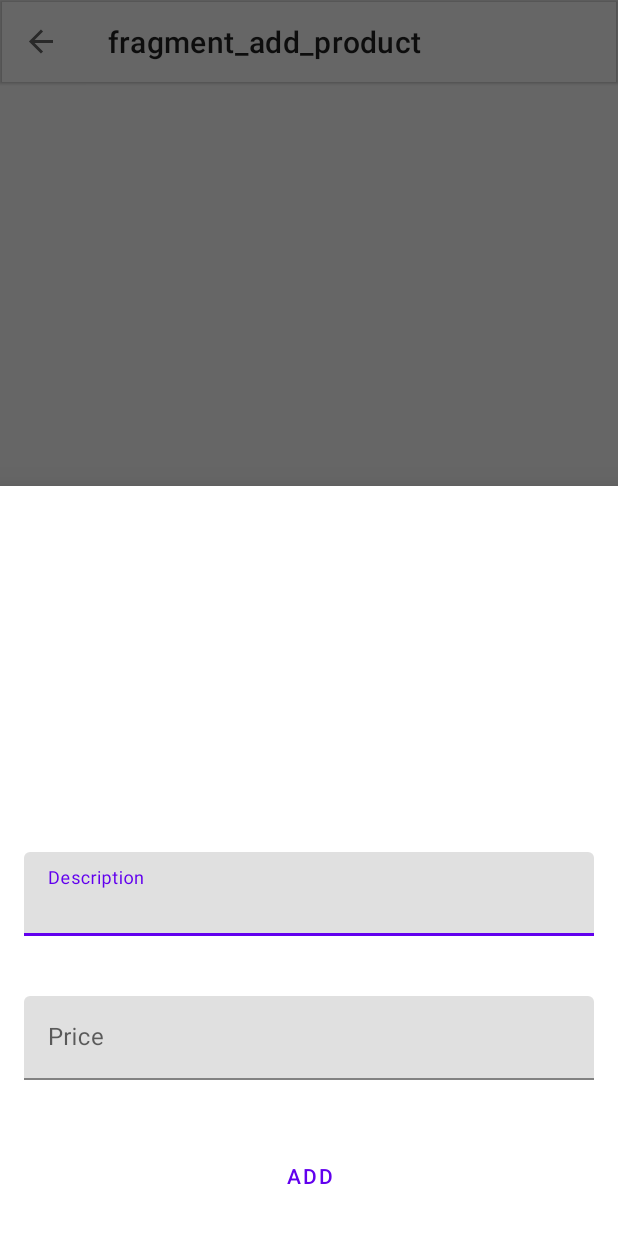
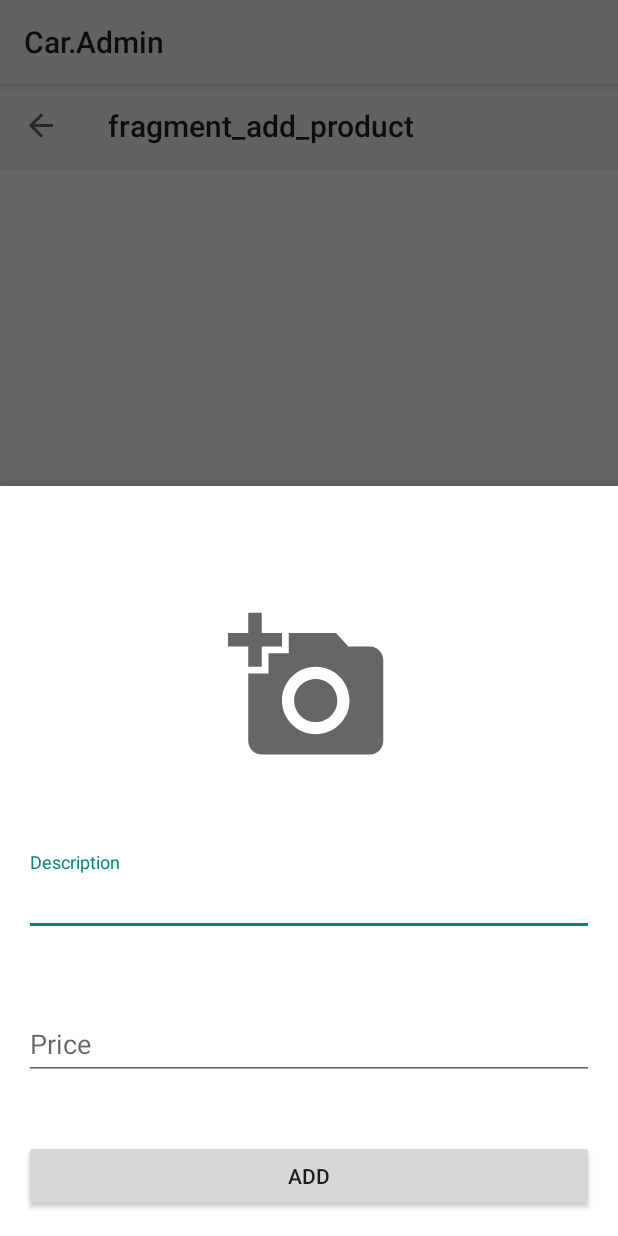
Before and after one commit to lucas-samuel01/whiteLabelApp, an Android app: the AddProductFragment screen opened through its navigation route, on a phone screen of 412 x 824 dp. Run offline under Robolectric (Android 15) with nearby library versions, the phone set to English and light mode, and no system bars; our stand-ins replace Dagger/Hilt's generated code, Firebase (no records; nobody signed in at launch, a user with empty details on screens opened directly), navigation-ui; 2 statements that could not run were skipped.

Commit message:
feat: finish project

```diff
--- a/app/src/main/AndroidManifest.xml
+++ b/app/src/main/AndroidManifest.xml
@@ -11,6 +11,7 @@
         android:roundIcon="@mipmap/ic_launcher_round"
         android:supportsRtl="true"
         android:theme="@style/Theme.WhiteLabelApp"
+        android:enableOnBackInvokedCallback="true"
         tools:targetApi="31"
         android:name=".MyApplication"
         >
--- a/app/src/main/java/com/lucas/whitelabelapp/ui/addProduct/AddProductViewModel.kt
+++ b/app/src/main/java/com/lucas/whitelabelapp/ui/addProduct/AddProductViewModel.kt
@@ -7,6 +7,7 @@
 import androidx.lifecycle.ViewModel
 import androidx.lifecycle.viewModelScope
 import com.lucas.whitelabelapp.R
+import com.lucas.whitelabelapp.domain.model.Product
 import com.lucas.whitelabelapp.domain.useCase.CreateProductUseCase
 import com.lucas.whitelabelapp.util.fromCurrency
 import dagger.hilt.android.lifecycle.HiltViewModel
@@ -26,7 +27,8 @@
     private val _priceFieldErrorResId = MutableLiveData<Int?>()
     val priceFieldErrorResId:LiveData<Int?> = _priceFieldErrorResId
 
-
+    private val _productCreated= MutableLiveData<Product>()
+    val productCreated:LiveData<Product> = _productCreated
 
 
     private var isFormValid = false
@@ -38,6 +40,7 @@
         if(isFormValid){
             try {
                 val product = createProductUseCase(description, price.fromCurrency(),imageUri!!)
+                _productCreated.value = product
             }catch (e:Exception){
                 Log.d("CreateProduct", e.toString())
             }
--- a/app/src/main/java/com/lucas/whitelabelapp/ui/products/ProductsFragment.kt
+++ b/app/src/main/java/com/lucas/whitelabelapp/ui/products/ProductsFragment.kt
@@ -6,7 +6,14 @@
 import android.view.ViewGroup
 import androidx.fragment.app.Fragment
 import androidx.fragment.app.viewModels
+import androidx.lifecycle.Lifecycle
+import androidx.lifecycle.LifecycleEventObserver
+import androidx.lifecycle.LifecycleObserver
+import androidx.navigation.fragment.findNavController
+import com.lucas.whitelabelapp.R
 import com.lucas.whitelabelapp.databinding.FragmentProductsBinding
+import com.lucas.whitelabelapp.domain.model.Product
+import com.lucas.whitelabelapp.util.PRODUCT_KEY
 import dagger.hilt.android.AndroidEntryPoint
 
 @AndroidEntryPoint
@@ -31,6 +38,8 @@
     override fun onViewCreated(view: View, savedInstanceState: Bundle?) {
         super.onViewCreated(view, savedInstanceState)
         setRecicleView()
+        setListeners()
+        observeNavBackStack()
         observeVMEvents()
 
         viewModel.getProducts()
@@ -38,6 +47,7 @@
 
     private fun observeVMEvents(){
         viewModel.producsData.observe(viewLifecycleOwner){ products ->
+            binding.swipeProducts.isRefreshing = false
             productsAdapter.submitList(products)
         }
         viewModel.addButtonVisibilityData.observe(viewLifecycleOwner){visibility ->
@@ -53,6 +63,44 @@
         }
     }
 
+    private fun setListeners(){
+        with(binding){
+            swipeProducts.setOnRefreshListener {
+                viewModel.getProducts()
+            }
+            fabAdd.setOnClickListener {
+                findNavController().navigate(R.id.action_productsFragment_to_addProductFragment)
+            }
+        }
+
+    }
+
+    private fun observeNavBackStack() {
+        findNavController().run {
+            val navBackStackEntry = getBackStackEntry(R.id.productsFragment)
+            val savedStateHandle = navBackStackEntry.savedStateHandle
+            val observer = LifecycleEventObserver { _, event ->
+                if (event == Lifecycle.Event.ON_RESUME && savedStateHandle.contains(PRODUCT_KEY)) {
+                    val product = savedStateHandle.get<Product>(PRODUCT_KEY)
+                    val oldList = productsAdapter.currentList
+                    val newList = oldList.toMutableList().apply {
+                        add(product)
+                    }
+                    productsAdapter.submitList(newList)
+                    binding.recyclerProducts.smoothScrollToPosition(newList.size - 1)
+                    savedStateHandle.remove<Product>(PRODUCT_KEY)
+                }
+            }
+
+            navBackStackEntry.lifecycle.addObserver(observer)
+
+            viewLifecycleOwner.lifecycle.addObserver(LifecycleEventObserver { _, event ->
+                if (event == Lifecycle.Event.ON_DESTROY) {
+                    navBackStackEntry.lifecycle.removeObserver(observer)
+                }
+            })
+        }
+    }
     override fun onDestroyView() {
         _binding = null
         super.onDestroyView()
--- a/app/src/main/res/drawable/background_product_item.xml
+++ b/app/src/main/res/drawable/background_product_item.xml
@@ -1,7 +1,7 @@
 <?xml version="1.0" encoding="utf-8"?>
 <shape xmlns:android="http://schemas.android.com/apk/res/android">
     <stroke
-        android:width="1dp"
+        android:width="100dp"
         android:color="?attr/colorSecondary" />
     <corners android:radius="8dp" />
 </shape>
--- a/app/src/main/res/layout/activity_main.xml
+++ b/app/src/main/res/layout/activity_main.xml
@@ -10,11 +10,11 @@
         android:id="@+id/toolbar_main"
         android:layout_width="0dp"
         android:layout_height="wrap_content"
+        android:background="?attr/colorPrimary"
         android:elevation="1dp"
         app:layout_constraintEnd_toEndOf="parent"
         app:layout_constraintStart_toStartOf="parent"
-        app:layout_constraintTop_toTopOf="parent"
-        tools:title="White Label Tutorial" />
+        app:layout_constraintTop_toTopOf="parent"/>
 
     <androidx.fragment.app.FragmentContainerView
         android:id="@+id/nav_host_fragment"
--- a/app/src/main/res/layout/fragment_add_product.xml
+++ b/app/src/main/res/layout/fragment_add_product.xml
@@ -18,7 +18,9 @@
         app:layout_constraintTop_toTopOf="parent"
         app:layout_constraintStart_toStartOf="parent"
         app:layout_constraintEnd_toEndOf="parent"
-        app:srcCompat="@drawable/background_product_image" />
+        app:srcCompat="@drawable/background_product_item"
+        android:src="@drawable/ic_add_a_photo"
+        />
 
     <com.google.android.material.textfield.TextInputLayout
         android:id="@+id/input_layout_description"
--- a/app/src/main/res/layout/item_product.xml
+++ b/app/src/main/res/layout/item_product.xml
@@ -20,6 +20,7 @@
 
     <TextView
         android:id="@+id/text_description"
+        style="@style/Text.Primary"
         android:layout_width="wrap_content"
         android:layout_height="wrap_content"
         android:layout_marginTop="8dp"
@@ -32,6 +33,7 @@
 
     <TextView
         android:id="@+id/text_price"
+        style="@style/Text.Secondary"
         android:layout_width="wrap_content"
         android:layout_height="wrap_content"
         android:layout_marginTop="4dp"
--- a/app/src/main/res/values-night/themes.xml
+++ /dev/null
@@ -1,8 +0,0 @@
-<resources xmlns:tools="http://schemas.android.com/tools">
-    <!-- Base application theme. -->
-    <style name="Base.Theme.WhiteLabelApp" parent="Theme.MaterialComponents.DayNight.NoActionBar">
-        <!-- Customize your dark theme here. -->
-        <!-- <item name="colorPrimary">@color/my_dark_primary</item> -->
-    </style>
-    <style name="Theme.WhiteLabelApp" parent="Base.Theme.WhiteLabelApp"/>
-</resources>
--- a/app/src/main/res/values/colors.xml
+++ /dev/null
@@ -1,10 +0,0 @@
-<?xml version="1.0" encoding="utf-8"?>
-<resources>
-    <color name="purple_200">#FFBB86FC</color>
-    <color name="purple_500">#FF6200EE</color>
-    <color name="purple_700">#FF3700B3</color>
-    <color name="teal_200">#FF03DAC5</color>
-    <color name="teal_700">#FF018786</color>
-    <color name="black">#FF000000</color>
-    <color name="white">#FFFFFFFF</color>
-</resources>
--- a/app/src/main/res/values/themes.xml
+++ /dev/null
@@ -1,18 +0,0 @@
-<resources xmlns:tools="http://schemas.android.com/tools">
-    <!-- Base application theme. -->
-    <style name="Base.Theme.WhiteLabelApp" parent="Theme.MaterialComponents.DayNight.NoActionBar">
-        <!-- Primary brand color. -->
-        <item name="colorPrimary">@color/purple_500</item>
-        <item name="colorPrimaryVariant">@color/purple_700</item>
-        <item name="colorOnPrimary">@color/white</item>
-        <!-- Secondary brand color. -->
-        <item name="colorSecondary">@color/teal_200</item>
-        <item name="colorSecondaryVariant">@color/teal_700</item>
-        <item name="colorOnSecondary">@color/white</item>
-        <!-- Status bar color. -->
-        <item name="android:statusBarColor">?attr/colorPrimaryVariant</item>
-        <!-- Customize your theme here. -->
-    </style>
-    <style name="Theme.WhiteLabelApp" parent="Base.Theme.WhiteLabelApp"/>
-
-</resources>
```
Also changed, not shown: app/src/main/java/com/lucas/whitelabelapp/ui/addProduct/AddProductFragment.kt (+12 -0 lines), 6 other files.
